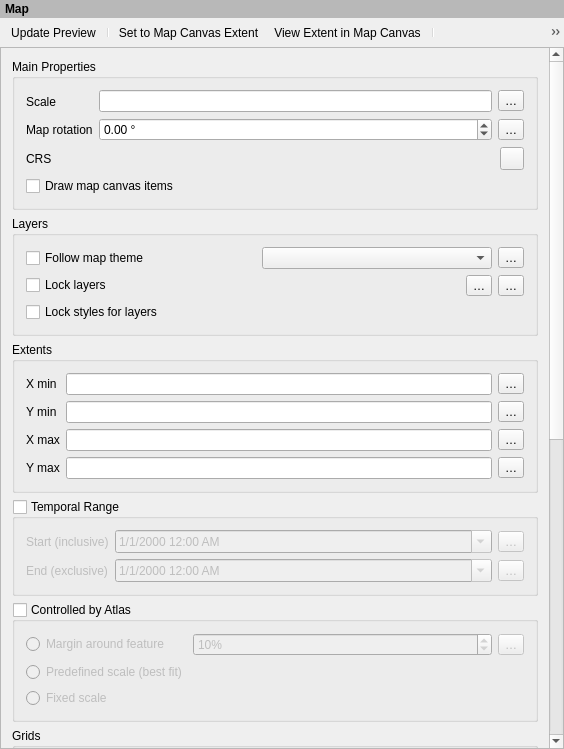
First picture: the form in src/ui/layout/qgslayoutmapwidgetbase.ui, repository carsmie/QGIS, before the edit.
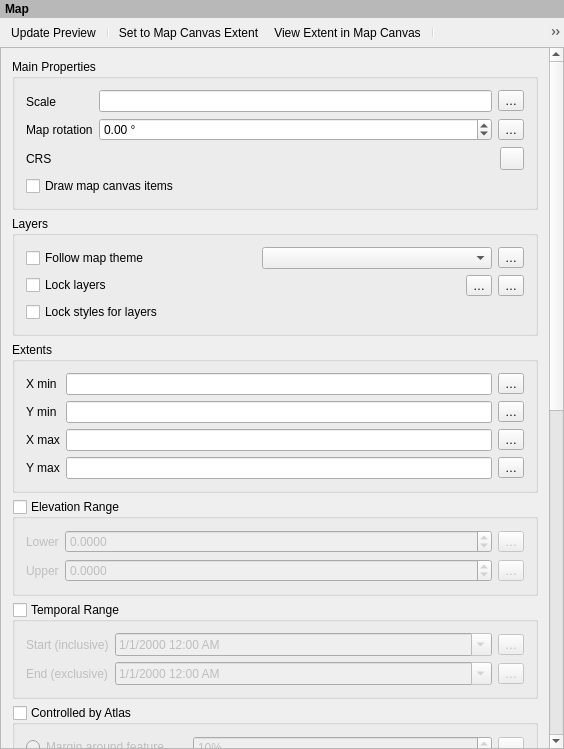
Second picture: the form after the edit. Icons and pictures are not drawn. Custom widgets are drawn as their Qt base class.

Commit message:
[feature][layouts] Add z range filter option for layout maps
Similar to the existing setting for temporal filtering of 2d layout
maps, this setting allows users to set a specific elevation/z range
for a layout map item. When set, map layers with support for 2d
z range filtering (currently point clouds and raster DEMs) will
be filtered to show only content within this range.

The z range can be data-defined, allowing differing z range
for different atlas or report features.

```diff
--- a/src/ui/layout/qgslayoutmapwidgetbase.ui
+++ b/src/ui/layout/qgslayoutmapwidgetbase.ui
@@ -88,9 +88,9 @@
       <property name="geometry">
        <rect>
         <x>0</x>
-        <y>0</y>
+        <y>-123</y>
         <width>548</width>
-        <height>1336</height>
+        <height>1478</height>
        </rect>
       </property>
       <property name="sizePolicy">
@@ -425,6 +425,105 @@
          </layout>
         </widget>
        </item>
+       <item>
+        <widget class="QgsCollapsibleGroupBoxBasic" name="mElevationRangeCheckBox">
+         <property name="title">
+          <string>Elevation Range</string>
+         </property>
+         <property name="checkable">
+          <bool>true</bool>
+         </property>
+         <property name="checked">
+          <bool>false</bool>
+         </property>
+         <property name="collapsed" stdset="0">
+          <bool>true</bool>
+         </property>
+         <property name="syncGroup" stdset="0">
+          <string notr="true">composeritem</string>
+         </property>
+         <layout class="QGridLayout" name="gridLayout_6">
+          <item row="0" column="0">
+           <widget class="QLabel" name="mStartDateTimeLabel_2">
+            <property name="text">
+             <string>Lower</string>
+            </property>
+            <property name="wordWrap">
+             <bool>false</bool>
+            </property>
+            <property name="buddy">
+             <cstring>mStartDateTime</cstring>
+            </property>
+           </widget>
+          </item>
+          <item row="0" column="2">
+           <widget class="QgsPropertyOverrideButton" name="mZLowerDDBtn">
+            <property name="text">
+             <string>…</string>
+            </property>
+           </widget>
+          </item>
+          <item row="1" column="0">
+           <widget class="QLabel" name="mEndDateTimeLabel_2">
+            <property name="text">
+             <string>Upper</string>
+            </property>
+            <property name="wordWrap">
+             <bool>false</bool>
+            </property>
+            <property name="buddy">
+             <cstring>mEndDateTime</cstring>
+            </property>
+           </widget>
+          </item>
+          <item row="1" column="2">
+           <widget class="QgsPropertyOverrideButton" name="mZUpperDDBtn">
+            <property name="text">
+             <string>…</string>
+            </property>
+           </widget>
+          </item>
+          <item row="0" column="1">
+           <widget class="QgsDoubleSpinBox" name="mZLowerSpin">
+            <property name="sizePolicy">
+             <sizepolicy hsizetype="Expanding" vsizetype="Fixed">
+              <horstretch>0</horstretch>
+              <verstretch>0</verstretch>
+             </sizepolicy>
+            </property>
+            <property name="decimals">
+             <number>4</number>
+            </property>
+            <property name="minimum">
+             <double>-9999999999.000000000000000</double>
+            </property>
+            <property name="maximum">
+             <double>9999999999.000000000000000</double>
+            </property>
+           </widget>
+          </item>
+          <item row="1" column="1">
+           <widget class="QgsDoubleSpinBox" name="mZUpperSpin">
+            <property name="sizePolicy">
+             <sizepolicy hsizetype="Expanding" vsizetype="Fixed">
+              <horstretch>0</horstretch>
+              <verstretch>0</verstretch>
+             </sizepolicy>
+            </property>
+            <property name="decimals">
+             <number>4</number>
+            </property>
+            <property name="minimum">
+             <double>-9999999999.000000000000000</double>
+            </property>
+            <property name="maximum">
+             <double>9999999999.000000000000000</double>
+            </property>
+           </widget>
+          </item>
+         </layout>
+        </widget>
+       </item>
        <item>
         <widget class="QgsCollapsibleGroupBoxBasic" name="mTemporalCheckBox">
          <property name="title">
```
Left out of the diff: 5 changed lines with no effect on the pictures. The commit also changes 13 other files.
